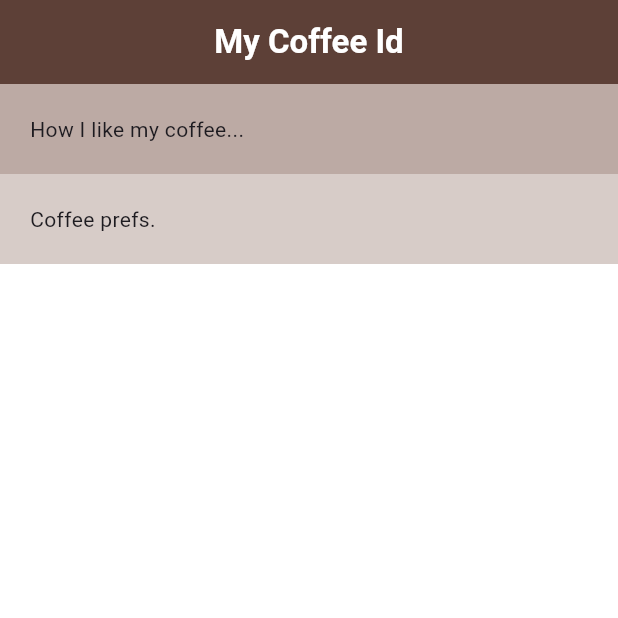
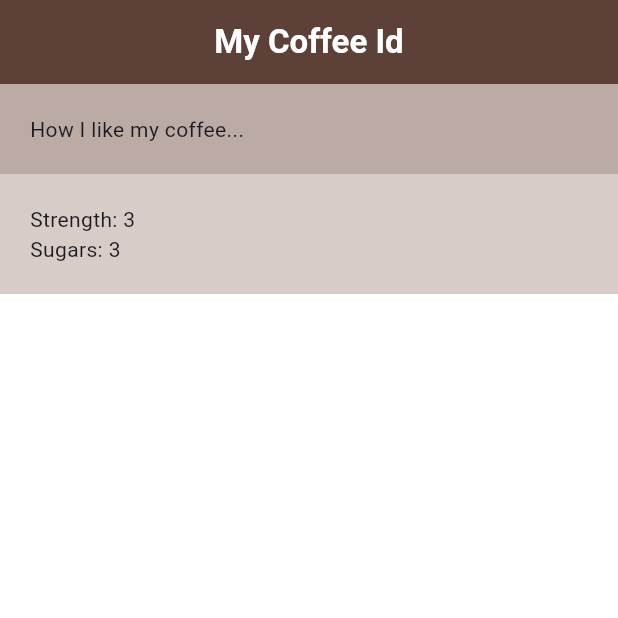
Before and after one commit to mzahalan/FlutterCrashCourse, a Flutter app: the screen it shows after launch, on a phone screen of 412 x 824 dp, the top half of it. Run offline on Flutter 3.47's test engine with Material 3 defaults, Android fonts, the phone set to English and light mode, and no system bars.

Commit message:
Lesson 12 - Rows
Rows are like columns. It's weird to me that rows go up and down, and columns left to right. Anyway, we made a couple.

```diff
--- /dev/null
+++ b/coffee_card/lib/screens/coffee_prefs.dart
@@ -0,0 +1,27 @@
+import 'package:flutter/material.dart';
+
+class CoffeePrefs extends StatelessWidget {
+  const CoffeePrefs({super.key});
+
+  @override
+  Widget build(BuildContext context) {
+    return const Column(
+      children: [
+        Row(
+          children: [
+            Text('Strength: '),
+            Text('3'),
+            SizedBox(width: 50),
+          ],
+        ),
+        Row(
+          children: [
+            Text('Sugars: '),
+            Text('3'),
+            SizedBox(width: 50),
+          ],
+        ),
+      ],
+    );
+  }
+}
--- a/coffee_card/lib/screens/course.dart
+++ b/coffee_card/lib/screens/course.dart
@@ -1,3 +1,4 @@
+import 'package:coffee_card/screens/coffee_prefs.dart';
 import 'package:flutter/material.dart';
 
 class Course extends StatelessWidget {
@@ -22,7 +23,7 @@ class Course extends StatelessWidget {
           Container(
             color: Colors.brown[100],
             padding: const EdgeInsets.all(20),
-            child: const Text('Coffee prefs.'),
+            child: const CoffeePrefs(),
           ),
         ],
       ),
```
Also changed, not shown: coffee_card/lib/main.dart (+9 -10 lines).
